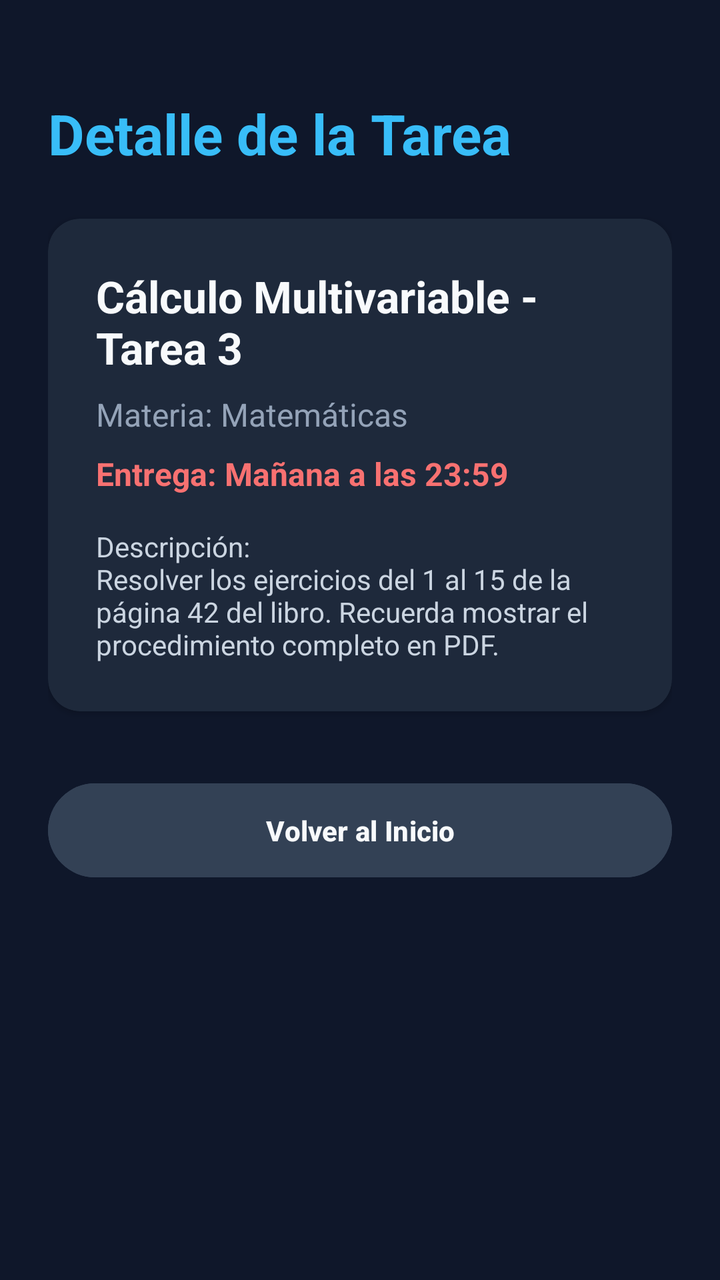
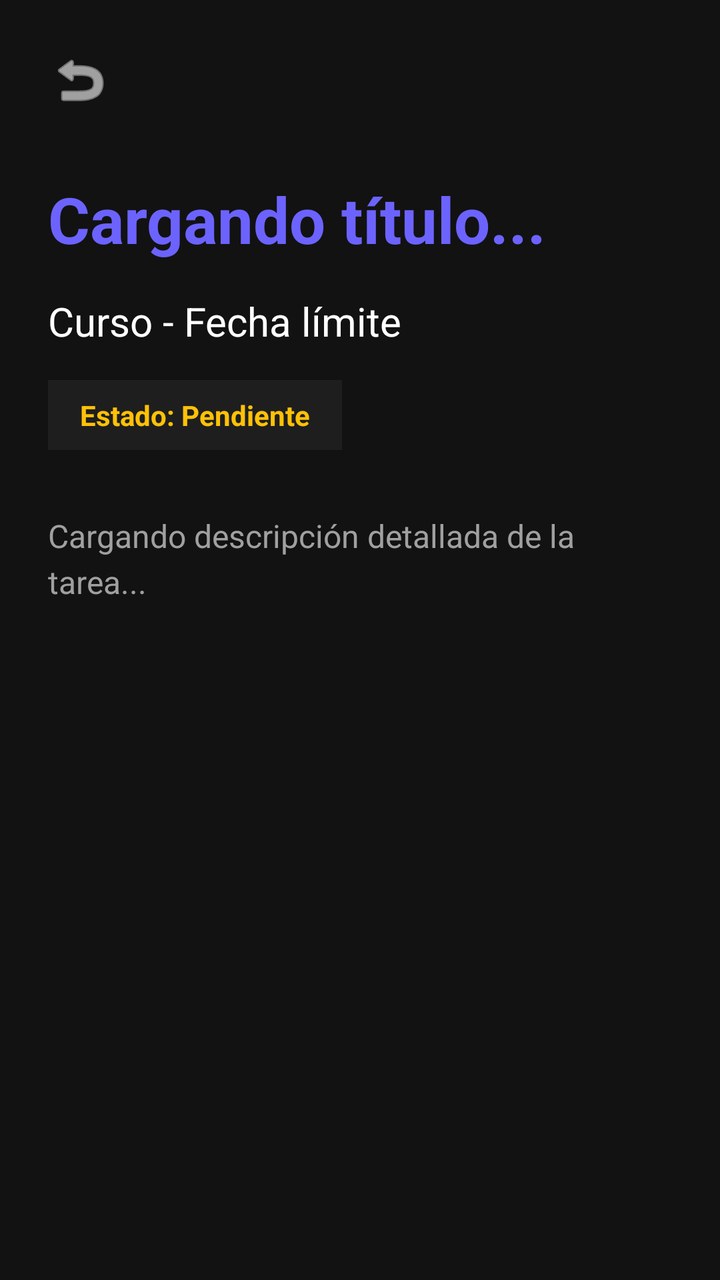

Two renders of the same Android screen: before a commit and after it. Below are the layout's source before the change and the commit's diff.
<!-- AndroidManifest.xml: application theme Theme.StudyTracker -->
<!-- res/layout/activity_detalles.xml -->
<?xml version="1.0" encoding="utf-8"?>
<androidx.constraintlayout.widget.ConstraintLayout
    xmlns:android="http://schemas.android.com/apk/res/android"
    xmlns:app="http://schemas.android.com/apk/res-auto"
    android:layout_width="match_parent"
    android:layout_height="match_parent"
    android:background="#0F172A"
    android:padding="24dp">

    <TextView
        android:id="@+id/tvDetailTitle"
        android:layout_width="wrap_content"
        android:layout_height="wrap_content"
        android:layout_marginTop="24dp"
        android:text="Detalle de la Tarea"
        android:textColor="#38BDF8"
        android:textSize="28sp"
        android:textStyle="bold"
        app:layout_constraintStart_toStartOf="parent"
        app:layout_constraintTop_toTopOf="parent" />

    <androidx.cardview.widget.CardView
        android:id="@+id/cardDetails"
        android:layout_width="match_parent"
        android:layout_height="wrap_content"
        android:layout_marginTop="24dp"
        app:cardBackgroundColor="#1E293B"
        app:cardCornerRadius="16dp"
        app:layout_constraintTop_toBottomOf="@id/tvDetailTitle">

        <LinearLayout
            android:layout_width="match_parent"
            android:layout_height="wrap_content"
            android:orientation="vertical"
            android:padding="24dp">

            <TextView
                android:layout_width="wrap_content"
                android:layout_height="wrap_content"
                android:text="Cálculo Multivariable - Tarea 3"
                android:textColor="#F8FAFC"
                android:textSize="22sp"
                android:textStyle="bold" />

            <TextView
                android:layout_width="wrap_content"
                android:layout_height="wrap_content"
                android:layout_marginTop="8dp"
                android:text="Materia: Matemáticas"
                android:textColor="#94A3B8"
                android:textSize="16sp" />

            <TextView
                android:layout_width="wrap_content"
                android:layout_height="wrap_content"
                android:layout_marginTop="8dp"
                android:text="Entrega: Mañana a las 23:59"
                android:textColor="#F87171"
                android:textSize="16sp"
                android:textStyle="bold"/>

            <TextView
                android:layout_width="wrap_content"
                android:layout_height="wrap_content"
                android:layout_marginTop="16dp"
                android:text="Descripción:\nResolver los ejercicios del 1 al 15 de la página 42 del libro. Recuerda mostrar el procedimiento completo en PDF."
                android:textColor="#CBD5E1"
                android:textSize="14sp" />
        </LinearLayout>
    </androidx.cardview.widget.CardView>

    <Button
        android:id="@+id/btnBack"
        android:layout_width="match_parent"
        android:layout_height="55dp"
        android:layout_marginTop="32dp"
        android:backgroundTint="#334155"
        android:text="Volver al Inicio"
        android:textColor="#F8FAFC"
        android:textStyle="bold"
        app:layout_constraintTop_toBottomOf="@id/cardDetails" />

</androidx.constraintlayout.widget.ConstraintLayout>
<!-- resources referenced by this layout -->
<resources>
  <style name="Theme.StudyTracker" parent="Base.Theme.StudyTracker" />
  <style name="Base.Theme.StudyTracker" parent="Theme.Material3.DayNight.NoActionBar">
          
          
      </style>
</resources>

<!-- the commit's change to res/layout/activity_detalles.xml (unified diff, before → after) -->
@@ -4,80 +4,69 @@
     xmlns:app="http://schemas.android.com/apk/res-auto"
     android:layout_width="match_parent"
     android:layout_height="match_parent"
-    android:background="#0F172A"
+    android:background="#121212"
     android:padding="24dp">
 
-    <TextView
-        android:id="@+id/tvDetailTitle"
-        android:layout_width="wrap_content"
-        android:layout_height="wrap_content"
-        android:layout_marginTop="24dp"
-        android:text="Detalle de la Tarea"
-        android:textColor="#38BDF8"
-        android:textSize="28sp"
-        android:textStyle="bold"
+    
+    <ImageView
+        android:id="@+id/btnVolverDetalle"
+        android:layout_width="32dp"
+        android:layout_height="32dp"
+        android:clickable="true"
+        android:focusable="true"
+        android:src="@android:drawable/ic_menu_revert"
+        app:tint="#FFFFFF"
         app:layout_constraintStart_toStartOf="parent"
         app:layout_constraintTop_toTopOf="parent" />
 
-    <androidx.cardview.widget.CardView
-        android:id="@+id/cardDetails"
+    
+    <TextView
+        android:id="@+id/tvDetalleTitulo"
         android:layout_width="match_parent"
         android:layout_height="wrap_content"
-        android:layout_marginTop="24dp"
-        app:cardBackgroundColor="#1E293B"
-        app:cardCornerRadius="16dp"
-        app:layout_constraintTop_toBottomOf="@id/tvDetailTitle">
+        android:layout_marginTop="32dp"
+        android:text="Cargando título..."
+        android:textColor="#6C63FF"
+        android:textSize="32sp"
+        android:textStyle="bold"
+        app:layout_constraintTop_toBottomOf="@id/btnVolverDetalle" />
 
-        <LinearLayout
-            android:layout_width="match_parent"
-            android:layout_height="wrap_content"
-            android:orientation="vertical"
-            android:padding="24dp">
+    
+    <TextView
+        android:id="@+id/tvDetalleCurso"
+        android:layout_width="match_parent"
+        android:layout_height="wrap_content"
+        android:layout_marginTop="16dp"
+        android:text="Curso - Fecha límite"
+        android:textColor="#FFFFFF"
+        android:textSize="20sp"
+        app:layout_constraintTop_toBottomOf="@id/tvDetalleTitulo" />
 
-            <TextView
-                android:layout_width="wrap_content"
-                android:layout_height="wrap_content"
-                android:text="Cálculo Multivariable - Tarea 3"
-                android:textColor="#F8FAFC"
-                android:textSize="22sp"
-                android:textStyle="bold" />
+    
+    <TextView
+        android:id="@+id/tvDetalleEstado"
+        android:layout_width="wrap_content"
+        android:layout_height="wrap_content"
+        android:layout_marginTop="16dp"
+        android:background="#1E1E1E"
+        android:paddingHorizontal="16dp"
+        android:paddingVertical="8dp"
+        android:text="Estado: Pendiente"
+        android:textColor="#FFC107"
+        android:textStyle="bold"
+        app:layout_constraintStart_toStartOf="parent"
+        app:layout_constraintTop_toBottomOf="@id/tvDetalleCurso" />
 
-            <TextView
-                android:layout_width="wrap_content"
-                android:layout_height="wrap_content"
-                android:layout_marginTop="8dp"
-                android:text="Materia: Matemáticas"
-                android:textColor="#94A3B8"
-                android:textSize="16sp" />
-
-            <TextView
-                android:layout_width="wrap_content"
-                android:layout_height="wrap_content"
-                android:layout_marginTop="8dp"
-                android:text="Entrega: Mañana a las 23:59"
-                android:textColor="#F87171"
-                android:textSize="16sp"
-                android:textStyle="bold"/>
-
-            <TextView
-                android:layout_width="wrap_content"
-                android:layout_height="wrap_content"
-                android:layout_marginTop="16dp"
-                android:text="Descripción:\nResolver los ejercicios del 1 al 15 de la página 42 del libro. Recuerda mostrar el procedimiento completo en PDF."
-                android:textColor="#CBD5E1"
-                android:textSize="14sp" />
-        </LinearLayout>
-    </androidx.cardview.widget.CardView>
-
-    <Button
-        android:id="@+id/btnBack"
+    
+    <TextView
+        android:id="@+id/tvDetalleDescripcion"
         android:layout_width="match_parent"
-        android:layout_height="55dp"
+        android:layout_height="wrap_content"
         android:layout_marginTop="32dp"
-        android:backgroundTint="#334155"
-        android:text="Volver al Inicio"
-        android:textColor="#F8FAFC"
-        android:textStyle="bold"
-        app:layout_constraintTop_toBottomOf="@id/cardDetails" />
+        android:text="Cargando descripción detallada de la tarea..."
+        android:textColor="#A0A0A0"
+        android:textSize="16sp"
+        android:lineSpacingExtra="4dp"
+        app:layout_constraintTop_toBottomOf="@id/tvDetalleEstado" />
 
 </androidx.constraintlayout.widget.ConstraintLayout>
